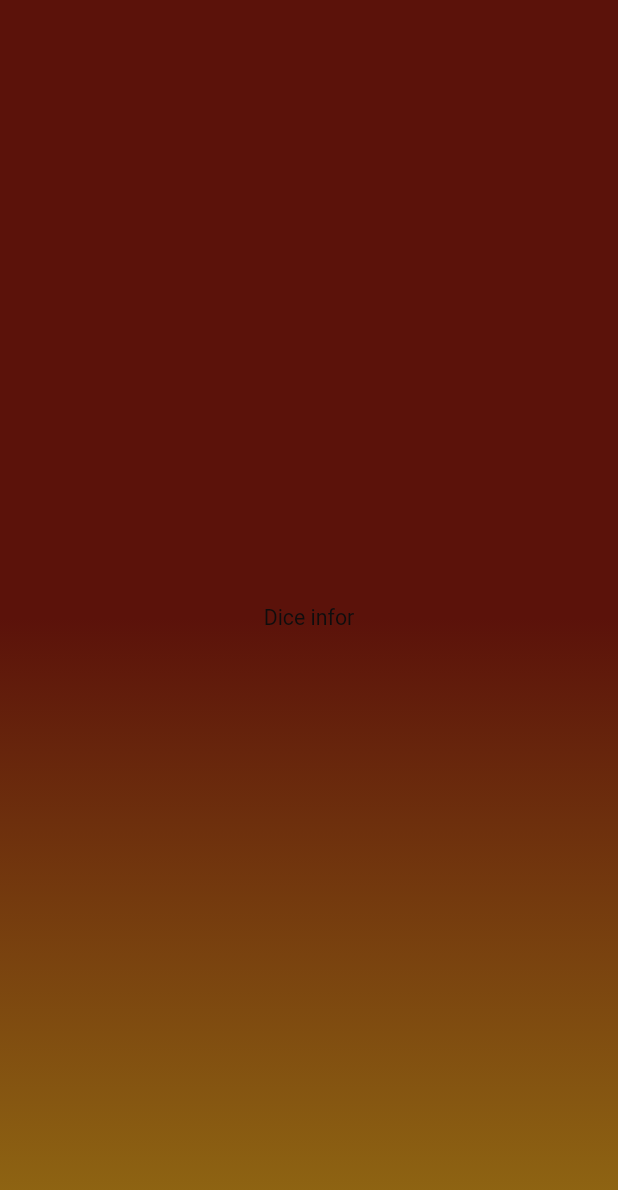
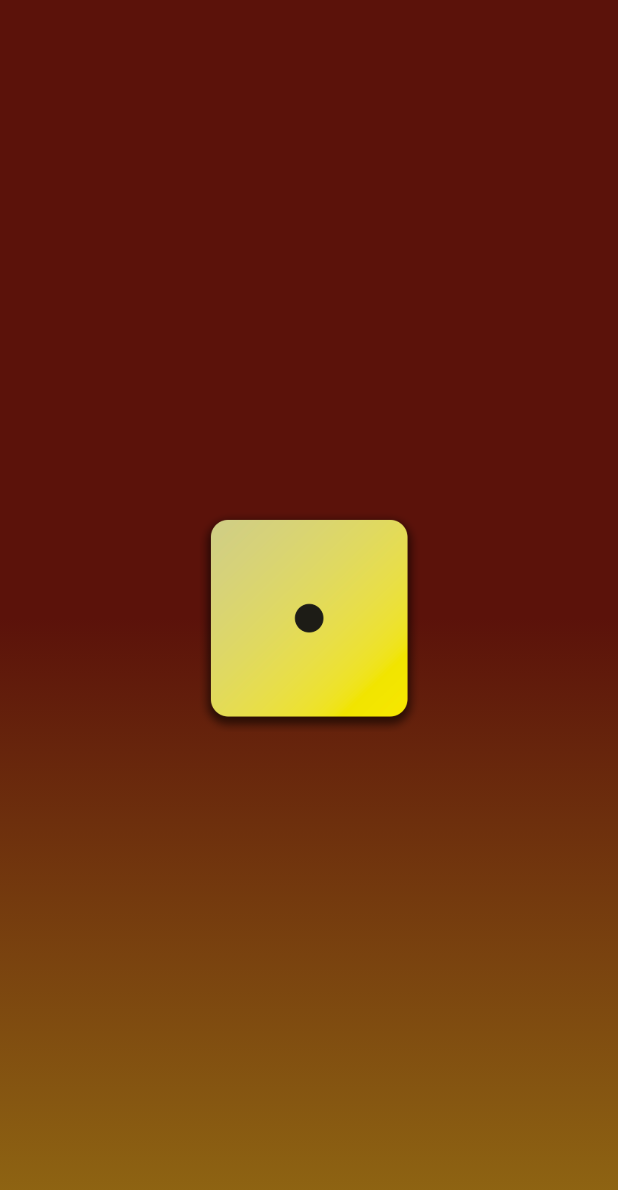
Before and after one commit to DreXuri/DiceGame, a Flutter app: the screen it shows after launch, on a phone screen of 412 x 824 dp. Shown: the top 1190 px of the screen. Run offline on Flutter 3.47's test engine with Material 2 defaults, Android fonts, the light colour scheme and no system bars; our stand-ins replace flutter_screenutil, google_fonts, page_transition.

Commit message:
dice images

```diff
--- a/lib/features/dice_game.dart
+++ b/lib/features/dice_game.dart
@@ -1,6 +1,9 @@
 import 'package:dicegame/utils/color_costants.dart';
 import 'package:dicegame/widgets/my_text.dart';
 import 'package:flutter/material.dart';
+import 'package:flutter_screenutil/flutter_screenutil.dart';
+
+import '../utils/app.assets.dart';
 
 class DicePage extends StatelessWidget {
   static const String route = '/dice_page';
@@ -10,22 +13,24 @@ class DicePage extends StatelessWidget {
   @override
   Widget build(BuildContext context) {
     return Scaffold(
-      // appBar: AppBar(
-      //   title: CustomText(
-      //     data: 'Dice Page',
-      //     textAlign: null,
-      //   ),
-      // ),
       body: Container(
         decoration: BoxDecoration(
           gradient: appBarGradient,
         ),
+        // child: Center(
+        //   child: CustomText(
+        //     fontSize: 20.sp,
+        //     fontWeight: FontWeight.bold,
+        //     color: kWhite,
+        //     data: 'Dice infor',
+        //     textAlign: null,
+        //   ),
         child: Center(
-          child: CustomText(
-            data: 'Dice infor',
-            textAlign: null,
-          ),
-        ),
+            child: Image.asset(
+          Assets.imageDice1,
+          width: 150.h,
+          height: 150.h,
+        )),
       ),
     );
   }
--- /dev/null
+++ b/lib/features/sdice_item.dart
@@ -0,0 +1,12 @@
+import 'package:flutter/material.dart';
+
+class DartItem extends StatelessWidget {
+  DartItem({super.key});
+
+  @override
+  Widget build(context) {
+    return Container(
+      child: Text('hello'),
+    );
+  }
+}
--- /dev/null
+++ b/lib/utils/app.assets.dart
@@ -0,0 +1,13 @@
+class Assets {
+  Assets._();
+  static const String _imagePath = 'assets/images';
+
+//  images
+
+  static const String imageDice1 = '$_imagePath/dice-1.png';
+  static const String imageDice2 = '$_imagePath/dice-2.png';
+  static const String imageDice3 = '$_imagePath/dice-3.png';
+  static const String imageDice4 = '$_imagePath/dice-4.png';
+  static const String imageDice5 = '$_imagePath/dice-5.png';
+  static const String imageDice6 = '$_imagePath/dice-6.png';
+}
```
Also changed, not shown: pubspec.yaml (+8 -11 lines), assets/images/dice-1.png (added), assets/images/dice-2.png (added), assets/images/dice-3.png (added), assets/images/dice-4.png (added), assets/images/dice-5.png (added), assets/images/dice-6.png (added), 43 other files.
